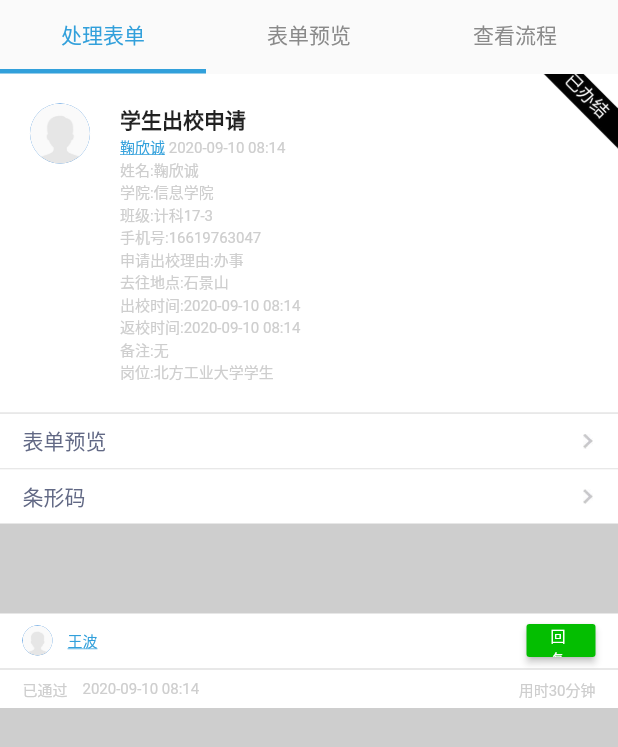
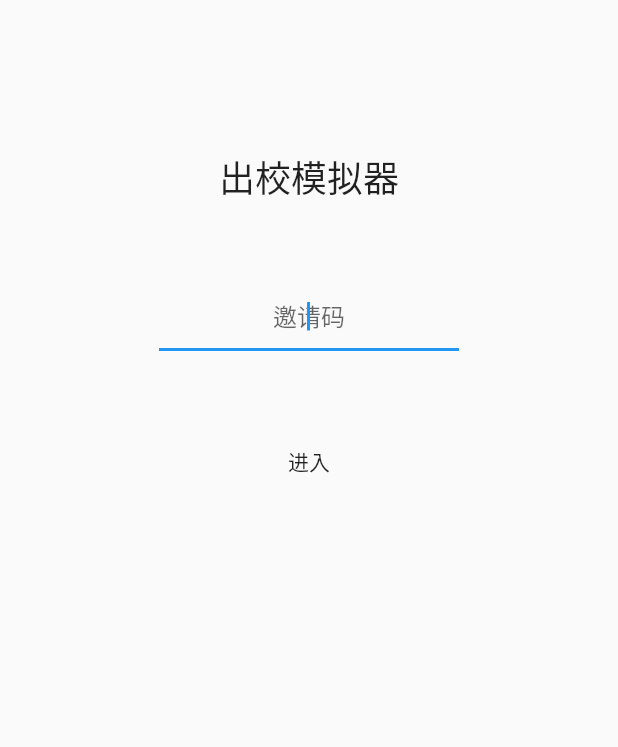
Before and after one commit to BB-fat/GoOutSimulator, a Flutter app: the screen it shows after launch, on a phone screen of 412 x 824 dp. Shown: the top 747 px of the screen. Run offline on Flutter 3.47's test engine with Material 2 defaults, Android fonts, the phone set to English and light mode, and no system bars.

Commit message:
完成【处理表单】UI

```diff
--- a/lib/main.dart
+++ b/lib/main.dart
@@ -1,6 +1,7 @@
 import 'package:flutter/material.dart';
+import 'package:go_out_simulator/page/form.dart';
 
-import 'page/result.dart';
+import 'page/index.dart';
 
 void main() {
   runApp(MyApp());
@@ -16,7 +17,11 @@ class MyApp extends StatelessWidget {
         primarySwatch: Colors.blue,
         visualDensity: VisualDensity.adaptivePlatformDensity,
       ),
-      home: PageResult(),
+      routes: {
+        "/":(context) => PageIndex(),
+//        "/":(context) => PageForm(),
+      },
+      initialRoute: "/",
     );
   }
 }
--- a/lib/page/content/form_preview.dart
+++ b/lib/page/content/form_preview.dart
@@ -3,10 +3,8 @@ import 'package:flutter/material.dart';
 class FormPreview extends StatelessWidget {
   @override
   Widget build(BuildContext context) {
-    return Column(
-      children: [
-        Container()
-      ],
+    return Center(
+      child: CircularProgressIndicator(),
     );
   }
 }
--- a/lib/page/content/processing_form.dart
+++ b/lib/page/content/processing_form.dart
@@ -8,10 +8,14 @@ class ProcessingForm extends StatelessWidget {
   final TextStyle normalTextStyle =
       TextStyle(color: Color(0xffcecece), fontSize: 10);
 
+  final Map<String, String> data;
+
+  ProcessingForm(this.data);
+
   @override
   Widget build(BuildContext context) {
     return Container(
-      color: Color(0xffcecece),
+      color: Color(0xffeeeeee),
       child: Column(
         children: [
           Stack(
@@ -40,48 +44,48 @@ class ProcessingForm extends StatelessWidget {
                         RichText(
                           text: TextSpan(children: [
                             TextSpan(
-                              text: "鞠欣诚",
+                              text: data["name"],
                               style: activeTextStyle,
                             ),
                             TextSpan(
-                                text: " 2020-09-10 08:14",
+                                text: " ${data["out_time"]}",
                                 style: normalTextStyle)
                           ]),
                         ),
                         Text(
-                          "姓名:鞠欣诚",
+                          "姓名:${data["name"]}",
                           style: normalTextStyle,
                         ),
                         Text(
-                          "学院:信息学院",
+                          "学院:${data["college"]}",
                           style: normalTextStyle,
                         ),
                         Text(
-                          "班级:计科17-3",
+                          "班级:${data["class"]}",
                           style: normalTextStyle,
                         ),
                         Text(
-                          "手机号:16619763047",
+                          "手机号:${data["phone"]}",
                           style: normalTextStyle,
                         ),
                         Text(
-                          "申请出校理由:办事",
+                          "申请出校理由:${data["reason"]}",
                           style: normalTextStyle,
                         ),
                         Text(
-                          "去往地点:石景山",
+                          "去往地点:${data["place"]}",
                           style: normalTextStyle,
                         ),
                         Text(
-                          "出校时间:2020-09-10 08:14",
+                          "出校时间:${data["out_time"]}",
                           style: normalTextStyle,
                         ),
                         Text(
-                          "返校时间:2020-09-10 08:14",
+                          "返校时间:${data["return_time"]}",
                           style: normalTextStyle,
                         ),
                         Text(
-                          "备注:无",
+                          "备注:${data["remark"]}",
                           style: normalTextStyle,
                         ),
                         Text(
@@ -148,7 +152,7 @@ class ProcessingForm extends StatelessWidget {
                             width: 10,
                           ),
                           Text(
-                            "王波",
+                            data["teacher"],
                             style: activeTextStyle,
                           ),
                         ],
@@ -186,13 +190,13 @@ class ProcessingForm extends StatelessWidget {
                             width: 10,
                           ),
                           Text(
-                            "2020-09-10 08:14",
+                            data["approve_time"],
                             style: normalTextStyle,
                           ),
                         ],
                       ),
                       Text(
-                        "用时30分钟",
+                        "用时${data["last_time"]}分钟",
                         style: normalTextStyle,
                       ),
                     ],
--- a/lib/page/content/view_process.dart
+++ b/lib/page/content/view_process.dart
@@ -3,6 +3,8 @@ import 'package:flutter/material.dart';
 class ViewProcess extends StatelessWidget {
   @override
   Widget build(BuildContext context) {
-    return Container();
+    return Center(
+      child: CircularProgressIndicator(),
+    );
   }
 }
--- /dev/null
+++ b/lib/page/index.dart
@@ -0,0 +1,61 @@
+import 'package:flutter/material.dart';
+import 'form.dart';
+
+class PageIndex extends StatefulWidget {
+  @override
+  _PageIndexState createState() => _PageIndexState();
+}
+
+class _PageIndexState extends State<PageIndex> {
+  TextEditingController _textEditingController;
+
+  final String code = "WSRFA87cs";
+
+  @override
+  void initState() {
+    _textEditingController = TextEditingController();
+    super.initState();
+  }
+
+  @override
+  Widget build(BuildContext context) {
+    return Scaffold(
+      body: Center(
+        child: Column(
+          children: [
+            SizedBox(
+              height: 100,
+            ),
+            Text(
+              "出校模拟器",
+              style: TextStyle(fontSize: 24),
+            ),
+            SizedBox(
+              height: 50,
+            ),
+            SizedBox(
+                width: 200,
+                child: TextField(
+                  controller: _textEditingController,
+                  autofocus: true,
+                  textAlign: TextAlign.center,
+                  decoration: InputDecoration(hintText: "邀请码"),
+                )),
+            SizedBox(
+              height: 50,
+            ),
+            FlatButton(
+              child: Text("进入"),
+              onPressed: () {
+                if (_textEditingController.text == code) {
+                  Navigator.push(context,
+                      MaterialPageRoute(builder: (context) => PageForm()));
+                }
+              },
+            )
+          ],
+        ),
+      ),
+    );
+  }
+}
--- a/lib/page/result.dart
+++ b/lib/page/result.dart
@@ -5,6 +5,10 @@ import 'content/processing_form.dart';
 import 'content/view_process.dart';
 
 class PageResult extends StatefulWidget {
+  final Map<String,String> data;
+
+  PageResult(this.data);
+
   @override
   _PageResultState createState() => _PageResultState();
 }
@@ -45,7 +49,7 @@ class _PageResultState extends State<PageResult>
               child: TabBarView(
                 controller: _tabController,
                 children: [
-                  ProcessingForm(),
+                  ProcessingForm(widget.data),
                   FormPreview(),
                   ViewProcess(),
                 ],
```
Also changed, not shown: lib/page/form.dart (added, +110 -0 lines).
